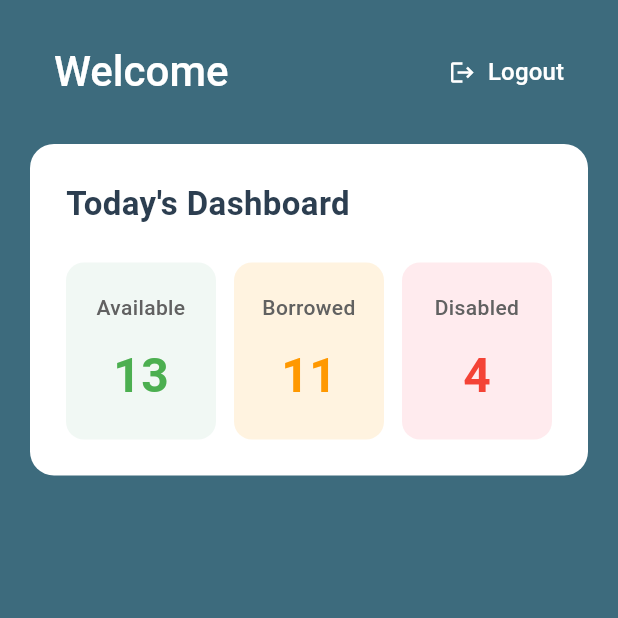
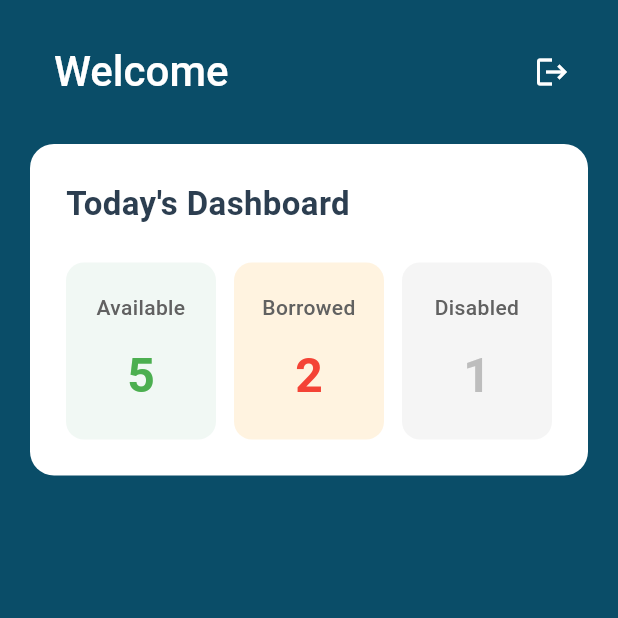
Before and after one commit to 6631501177-design/pj2, a Flutter app: the _DashboardContent screen opened directly, on a phone screen of 412 x 824 dp, the top half of it. Run offline on Flutter 3.47's test engine with Material 3 defaults, Android fonts, the phone set to English and light mode, and no system bars.

Commit message:
main_change

```diff
--- a/lib/login.dart
+++ b/lib/login.dart
@@ -28,8 +28,7 @@ class _LoginScreenState extends State<LoginScreen> {
     final password = _passwordController.text.trim();
 
     // Check credentials
-    if (username == 'Robin' && password == '10123') {
-      // Student login
+    if (username == 'student' && password == '0258') {
       Navigator.pushReplacement(
         context,
         MaterialPageRoute(builder: (context) => const StudentMainScreen()),
--- a/lib/staff_main.dart
+++ b/lib/staff_main.dart
@@ -122,11 +122,11 @@ class _DashboardContent extends StatelessWidget {
           fontWeight: FontWeight.w500,
         ),
       ),
-      actions: [
-        TextButton.icon(
+      actions: <Widget>[
+        IconButton(
           onPressed: () {
             Navigator.pushAndRemoveUntil(
-              navigatorKey.currentContext!,
+              context,
               MaterialPageRoute(
                 builder: (context) => const login_screen.LoginScreen(),
               ),
@@ -134,10 +134,7 @@ class _DashboardContent extends StatelessWidget {
             );
           },
           icon: const Icon(Icons.logout, color: Colors.white),
-          label: const Text(
-            'Logout',
-            style: TextStyle(color: Colors.white, fontSize: 16),
-          ),
+          tooltip: 'Logout',
         ),
       ],
     );
@@ -167,23 +164,23 @@ class _DashboardContent extends StatelessWidget {
             children: [
               _buildStatCard(
                 label: 'Available',
-                count: '13',
-                color: staffAvailableColor,
-                backgroundColor: staffAvailableBg,
+                count: '5',
+                color: const Color(0xFF4CAF50),
+                backgroundColor: const Color(0xFFF1F8F4),
               ),
               const SizedBox(width: 12),
               _buildStatCard(
                 label: 'Borrowed',
-                count: '11',
-                color: staffBorrowedColor,
-                backgroundColor: staffBorrowedBg,
+                count: '2',
+                color: const Color(0xFFF44336),
+                backgroundColor: const Color(0xFFFFF3E0),
               ),
               const SizedBox(width: 12),
               _buildStatCard(
                 label: 'Disabled',
-                count: '4',
-                color: staffDisabledColor,
-                backgroundColor: staffDisabledBg,
+                count: '1',
+                color: const Color(0xFFBDBDBD),
+                backgroundColor: const Color(0xFFF5F5F5),
               ),
             ],
           ),
@@ -230,34 +227,4 @@ class _DashboardContent extends StatelessWidget {
       ),
     );
   }
-
-  Widget _buildNavItem({
-    required IconData icon,
-    required String label,
-    required bool isActive,
-    required VoidCallback onTap,
-  }) {
-    return InkWell(
-      onTap: onTap,
-      child: Column(
-        mainAxisSize: MainAxisSize.min,
-        children: [
-          Icon(
-            icon,
-            color: isActive ? Colors.white : Colors.white.withOpacity(0.5),
-            size: 28,
-          ),
-          const SizedBox(height: 4),
-          Text(
-            label,
-            style: TextStyle(
-              color: isActive ? Colors.white : Colors.white.withOpacity(0.5),
-              fontSize: 12,
-              fontWeight: isActive ? FontWeight.w600 : FontWeight.normal,
-            ),
-          ),
-        ],
-      ),
-    );
-  }
 }
--- a/lib/staff_theme.dart
+++ b/lib/staff_theme.dart
@@ -1,6 +1,6 @@
 import 'package:flutter/material.dart';
 
-const Color staffPrimaryColor = Color(0xFF3D6B7D);
+const Color staffPrimaryColor = Color(0xFF0A4D68);
 const Color staffSecondaryColor = Color(0xFF2C5464);
 const Color staffButtonBlue = Color(0xFF4F709C);
 const Color staffButtonRed = Color(0xFFD9534F);
```
